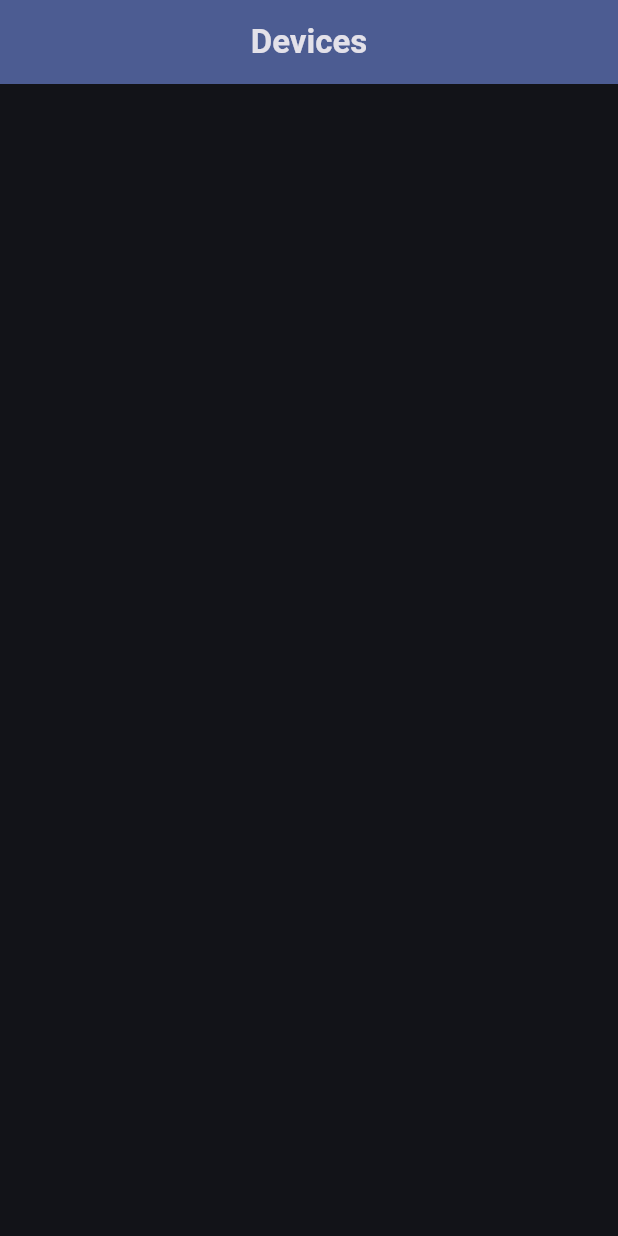
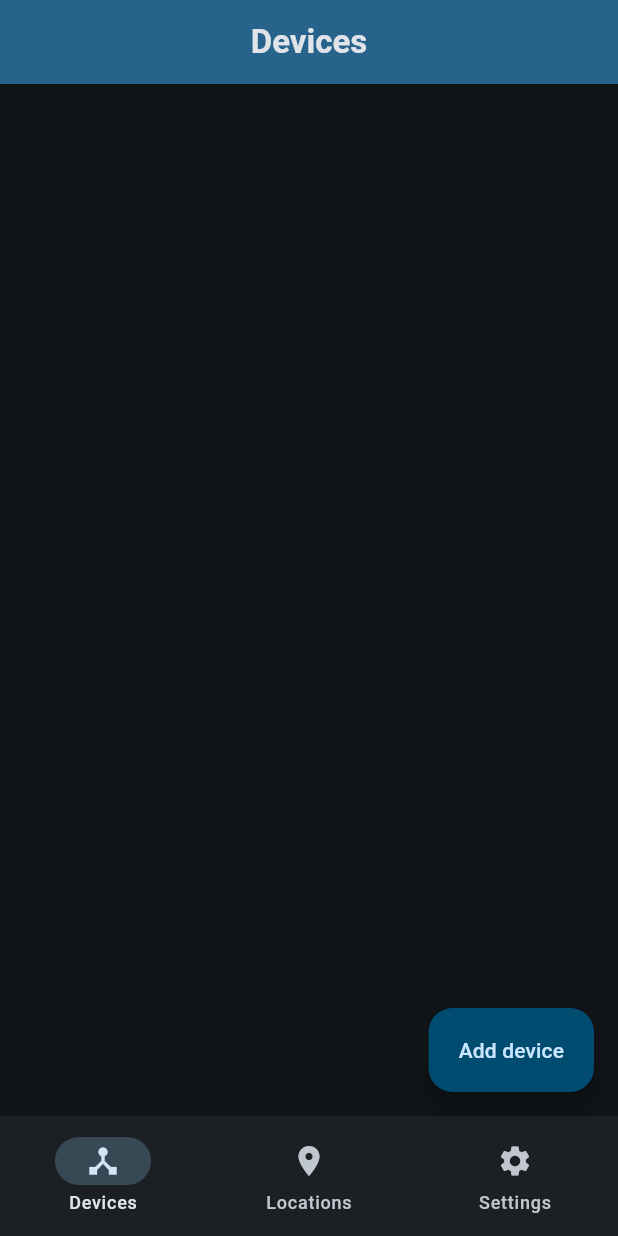
Before and after one commit to HttpRafa/wakey, a Flutter app: the screen it shows after launch, on a phone screen of 412 x 824 dp. Run offline on Flutter 3.47's test engine with Material 3 defaults, Android fonts, the phone set to English and light mode, and no system bars.

Commit message:
Worked on the home screen and devices screen

```diff
--- a/app/lib/app.dart
+++ b/app/lib/app.dart
@@ -1,5 +1,5 @@
 import 'package:flutter/material.dart';
-import 'package:wakey/screens/devices.dart';
+import 'package:wakey/screen/home.dart';
 
 class WakeyApp extends StatelessWidget {
   const WakeyApp({super.key});
@@ -9,11 +9,11 @@ class WakeyApp extends StatelessWidget {
     return MaterialApp(
       title: "Wakey",
       theme: ThemeData(
-        colorScheme: ColorScheme.fromSeed(seedColor: const Color.fromARGB(255, 114, 137, 218), brightness: Brightness.dark),
+        colorScheme: ColorScheme.fromSeed(seedColor: Colors.lightBlue, brightness: Brightness.dark),
         brightness: Brightness.dark,
         useMaterial3: true
       ),
-      home: const DevicesScreen(),
+      home: const HomeScreen(),
     );
   }
 
--- /dev/null
+++ b/app/lib/device/device.dart
@@ -0,0 +1,10 @@
+import 'package:flutter/material.dart';
+
+class Device {
+
+  UniqueKey locationId;
+  String name;
+
+  Device(this.locationId, this.name);
+
+}
--- /dev/null
+++ b/app/lib/device/location.dart
@@ -0,0 +1,11 @@
+import 'package:flutter/material.dart';
+
+class Location {
+
+  UniqueKey key;
+  String address;
+  int port;
+
+  Location(this.key, this.address, this.port);
+
+}
--- /dev/null
+++ b/app/lib/screen/devices.dart
@@ -0,0 +1,64 @@
+import 'package:flutter/material.dart';
+import 'package:wakey/device/device.dart';
+
+import '../widget/app_bar.dart';
+
+class DevicesScreen extends StatefulWidget {
+  const DevicesScreen({super.key});
+
+  @override
+  State<StatefulWidget> createState() => DevicesScreenState();
+}
+
+class DevicesScreenState extends State<DevicesScreen> {
+
+  late List<Device> devices;
+
+  @override
+  Widget build(BuildContext context) {
+    return Scaffold(
+      appBar: generateStandardAppBar(context, "Devices"),
+      floatingActionButton: FloatingActionButton.extended(onPressed: addDevice, label: const Text("Add device")),
+    );
+  }
+
+  @override
+  void initState() {
+    super.initState();
+
+    devices = [];
+  }
+
+  void addDevice() {
+    showDialog(context: context, builder: (context) => AlertDialog(
+      title: const Text("Add device"),
+      content: Column(
+        mainAxisSize: MainAxisSize.min,
+        children: [
+          const Text("Location"),
+          DropdownButton(
+            hint: Text('Please choose a location'), // Not necessary for Option 1
+            value: "A",
+            onChanged: (newValue) {
+            },
+            items: ['A', 'B', 'C', 'D'].map((location) {
+              return DropdownMenuItem(
+                child: new Text(location),
+                value: location,
+              );
+            }).toList(),
+          ),
+          const Padding(padding: EdgeInsets.only(top: 15), child: Text("Device")),
+          const TextField(
+            decoration: InputDecoration(hintText: "Name"),
+          ),
+        ],
+      ),
+      actions: [
+        TextButton(onPressed: () => Navigator.pop(context), child: Text("Cancel")),
+        TextButton(onPressed: () => Navigator.pop(context), child: Text("Add")),
+      ],
+    ));
+  }
+
+}
--- /dev/null
+++ b/app/lib/screen/home.dart
@@ -0,0 +1,42 @@
+import 'package:flutter/material.dart';
+import 'package:wakey/screen/locations.dart';
+import 'package:wakey/screen/settings.dart';
+
+import 'devices.dart';
+
+class HomeScreen extends StatefulWidget {
+  const HomeScreen({super.key});
+
+  @override
+  State<StatefulWidget> createState() => HomeScreenState();
+}
+
+class HomeScreenState extends State<HomeScreen> {
+
+  int currentPageIndex = 0;
+
+  @override
+  Widget build(BuildContext context) {
+    return Scaffold(
+      bottomNavigationBar: NavigationBar(
+        onDestinationSelected: (int index) {
+          setState(() {
+            currentPageIndex = index;
+          });
+        },
+        selectedIndex: currentPageIndex,
+        destinations: const [
+          NavigationDestination(icon: Icon(Icons.device_hub), label: "Devices"),
+          NavigationDestination(icon: Icon(Icons.location_on), label: "Locations"),
+          NavigationDestination(icon: Icon(Icons.settings), label: "Settings")
+        ],
+      ),
+      body: [
+        const DevicesScreen(),
+        const LocationsScreen(),
+        const SettingsScreen()
+      ][currentPageIndex],
+    );
+  }
+
+}
--- /dev/null
+++ b/app/lib/widget/app_bar.dart
@@ -0,0 +1,15 @@
+import 'package:flutter/material.dart';
+
+AppBar generateStandardAppBar(BuildContext context, String title) {
+  return AppBar(
+      backgroundColor: Theme.of(context).colorScheme.inversePrimary,
+      title: Center(
+        child: Text(
+          title,
+          style: const TextStyle(
+              fontWeight: FontWeight.bold
+          ),
+        ),
+      )
+  );
+}
```
Also changed, not shown: app/lib/screen/locations.dart (added, +26 -0 lines), app/lib/screen/settings.dart (added, +21 -0 lines), app/lib/widget/device_list.dart (added), 1 other file.
